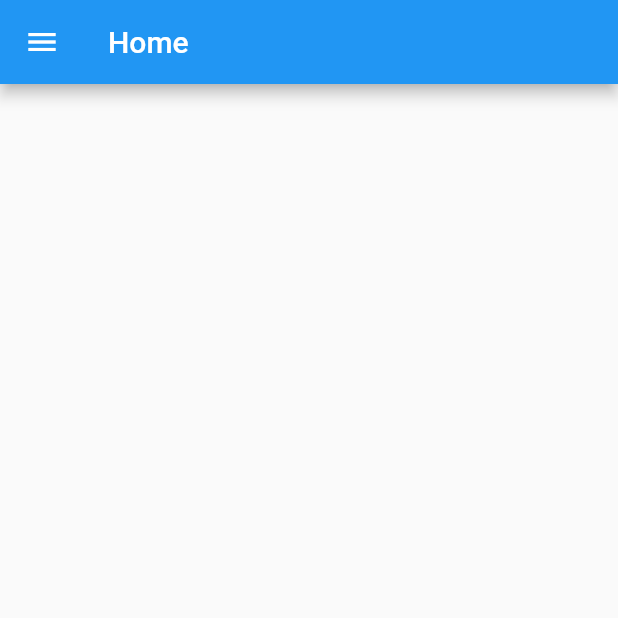
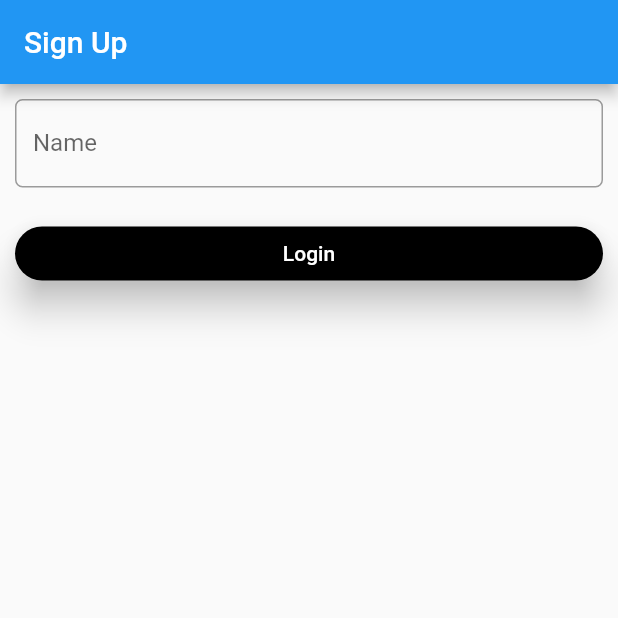
Before and after one commit to harshwall/schedule_manager, a Flutter app: the screen it shows after launch, on a phone screen of 412 x 824 dp, the top half of it. Run offline on Flutter 3.47's test engine with Material 2 defaults, Android fonts, the phone set to English and light mode, and no system bars; our stand-ins replace cloud_firestore, fluttertoast, shared_preferences; accounts and stored records are empty.

Commit message:
Version 1.0

```diff
--- /dev/null
+++ b/lib/classes/person.dart
@@ -0,0 +1,29 @@
+class Person{
+  String _name;
+  String _docId;
+
+  Person(this._name, this._docId);
+  Person.blank();
+
+  String get docId => _docId;
+
+  set docId(String value) {
+    _docId = value;
+  }
+
+  String get name => _name;
+
+  set name(String value) {
+    _name = value;
+  }
+
+  Map<String,String> toMap(){
+    var map=Map<String,String>();
+    map['name']=this.name;
+    return map;
+  }
+
+  Person.fromMapObject(Map<String,dynamic> map){
+    this.name=map['name'];
+  }
+}
--- a/lib/main.dart
+++ b/lib/main.dart
@@ -1,12 +1,39 @@
 import 'package:flutter/material.dart';
 import 'package:schedule_manager/screens/homePage.dart';
+import 'package:schedule_manager/screens/signUp.dart';
+import 'package:shared_preferences/shared_preferences.dart';
 
-void main() => runApp(MyApp());
+import 'classes/person.dart';
+
+void main() {
+
+  SharedPreferences.getInstance().then((prefs) {
+    print('hello');
+    final String jsonName=prefs.getString('name');
+    final String jsonDocId=prefs.getString('docId');
+    print('hey');
+
+    if(jsonName==null || jsonName.isEmpty || jsonDocId==null || jsonDocId.isEmpty) {
+      print('inside if');
+      Person person=Person('','');
+      print(person.name);
+      return runApp(MyApp(person));
+    }
+    else {
+      print('outside if');
+      return runApp(MyApp(Person(jsonName,jsonDocId)));
+    }
+  });
+//  runApp(MyApp());
+}
 
 class MyApp extends StatelessWidget {
   // This widget is the root of your application.
+  Person person;
+  MyApp(this.person);
   @override
   Widget build(BuildContext context) {
+    print(person.name+' saket');
     return MaterialApp(
       debugShowCheckedModeBanner: false,
       title: 'Flutter Demo',
@@ -22,7 +49,7 @@ class MyApp extends StatelessWidget {
         // is not restarted.
         primarySwatch: Colors.blue,
       ),
-      home: HomePage(),
+      home: person.name==''?SignUp(person):HomePage(person),
     );
   }
 }
--- a/lib/screens/signUp.dart
+++ b/lib/screens/signUp.dart
@@ -0,0 +1,108 @@
+import 'package:cloud_firestore/cloud_firestore.dart';
+import 'package:flutter/material.dart';
+import 'package:schedule_manager/classes/person.dart';
+import 'package:schedule_manager/screens/homePage.dart';
+import 'package:shared_preferences/shared_preferences.dart';
+
+class SignUp extends StatefulWidget {
+
+  Person person;
+  SignUp(this.person);
+
+  @override
+  _SignUpState createState() => _SignUpState(person);
+}
+
+class _SignUpState extends State<SignUp> {
+
+
+
+  Person person;
+  _SignUpState(this.person);
+
+  bool _isLoading=false;
+  var _signUpForm = GlobalKey<FormState>();
+  String name;
+  String docId;
+
+  @override
+  Widget build(BuildContext context) {
+    return Scaffold(
+      appBar: AppBar(
+        title: Text('Sign Up'),
+      ),
+      body: ListView(
+        children: <Widget>[
+          Padding(
+            padding: EdgeInsets.all(10.0),
+            child: Form(
+              key: _signUpForm,
+              child: Center(
+                child: Column(
+                  mainAxisAlignment: MainAxisAlignment.center,
+                  children: <Widget>[
+                    TextFormField(
+                      onSaved: (value){
+                        person.name=value;
+                      },
+                      validator: (String value){
+                        if(value.length<4)
+                          return 'Enter longer name';
+                        return null;
+                      },
+                      decoration: InputDecoration(
+                          labelText: 'Name',
+                          errorStyle: TextStyle(color: Colors.red),
+                          border: OutlineInputBorder(
+                              borderRadius: BorderRadius.circular(5.0)
+                          )
+                      ),
+                    )
+                  ],
+                ),
+              ),
+            ),
+          ),
+          Padding(
+            padding: EdgeInsets.all(10.0),
+            child:
+            RaisedButton(
+                color: Colors.black,
+                child: _isLoading?CircularProgressIndicator():Text('Login', style: TextStyle(color: Colors.white)),
+                shape: RoundedRectangleBorder(
+                  borderRadius: BorderRadius.circular(30.0),
+                ),
+                elevation: 10.0,
+                onPressed: _isLoading?null:() {
+                  if(_signUpForm.currentState.validate()){
+                    _signUpForm.currentState.save();
+                    signUp();
+                  }
+                }
+            ),
+          ),
+        ],
+      ),
+    );
+  }
+
+  void signUp() async {
+    _isLoading=true;
+    setState(() {
+
+    });
+    var document=await Firestore.instance.collection('user').add(person.toMap());
+    person.docId=document.documentID;
+    var sharedPrefs=await SharedPreferences.getInstance();
+    sharedPrefs.setString('name', person.name);
+    print('setName');
+    sharedPrefs.setString('docId', person.docId);
+    print('setDocID');
+    setState(() {
+      _isLoading=false;
+    });
+    Navigator.of(context).pushAndRemoveUntil(MaterialPageRoute(builder: (BuildContext context) => HomePage(person)), (Route<dynamic> route) => false);
+
+
+  }
+}
--- a/pubspec.yaml
+++ b/pubspec.yaml
@@ -28,6 +28,8 @@ dependencies:
   firebase_core: ^0.4.0+9
   firebase_auth: ^0.14.0+5
   cloud_firestore: ^0.12.9+5
+  shared_preferences:
+
 
 
 
```
Also changed, not shown: lib/classes/busyHour.dart (deleted, +0 -60 lines), lib/screens/editSchedule.dart (+42 -13 lines), lib/screens/freeTime.dart (added, +217 -0 lines), lib/screens/homePage.dart (+36 -12 lines), lib/screens/selectPeople.dart (added, +112 -0 lines).
